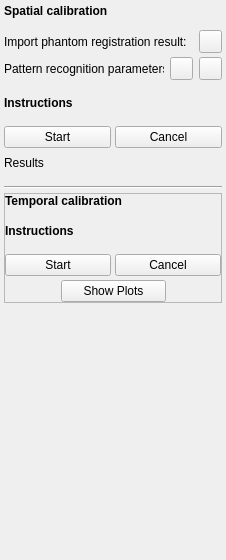
Qt form PlusApp/fCal/Toolboxes/FreehandCalibrationToolbox.ui (PlusToolkit/PlusApp) before a commit.
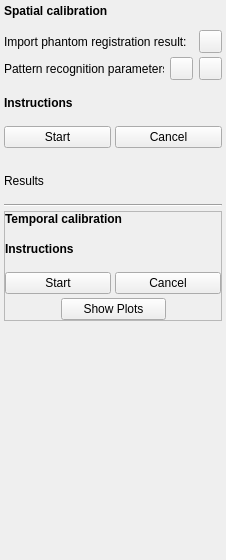
The same form after that commit. Icons and pictures are not drawn.

Commit message: Fixed #414: Messages are shown in the toolbox after calibration. Orange warning message if calibration error is higher than 1 mm, red error message if higher than 2 mm, no message otherwise

What changed in the file:
```diff
--- a/PlusApp/fCal/Toolboxes/FreehandCalibrationToolbox.ui
+++ b/PlusApp/fCal/Toolboxes/FreehandCalibrationToolbox.ui
@@ -304,13 +304,29 @@
         </property>
        </spacer>
       </item>
-      <item row="12" column="0" colspan="2">
+      <item row="13" column="0" colspan="2">
        <widget class="QLabel" name="label_Results">
         <property name="text">
          <string>Results</string>
         </property>
        </widget>
       </item>
+      <item row="12" column="0">
+       <widget class="QLabel" name="label_Warning">
+        <property name="font">
+         <font>
+          <weight>75</weight>
+          <bold>true</bold>
+         </font>
+        </property>
+        <property name="text">
+         <string/>
+        </property>
+        <property name="wordWrap">
+         <bool>true</bool>
+        </property>
+       </widget>
+      </item>
      </layout>
     </widget>
    </item>
```
The commit also changes 1 other file.
